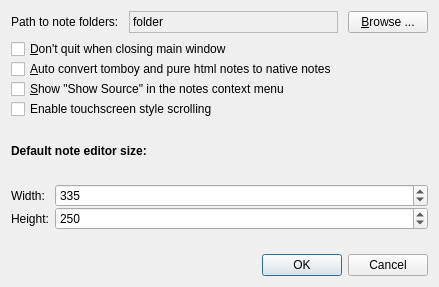
This is src/ui/preferences.ui in hakaishi/nobleNote as Qt 5 draws it before an edit. The edited form follows.
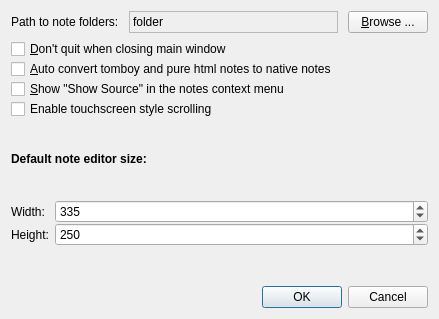
This is the edited form. Icons and pictures are not drawn.

```diff
--- a/src/ui/preferences.ui
+++ b/src/ui/preferences.ui
@@ -7,7 +7,7 @@
     <x>0</x>
     <y>0</y>
     <width>439</width>
-    <height>287</height>
+    <height>319</height>
    </rect>
   </property>
   <property name="windowTitle">
```
Left out of the diff: 1 changed line with no effect on the pictures.
